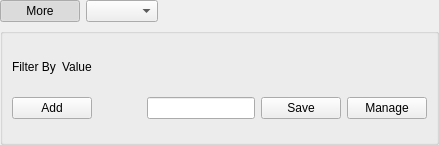
Old version of the form xtuple/trunk/widgets/parameterwidget.ui in the repository WooodHead/xtuple.
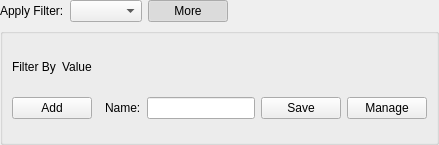
New version of the form. Custom widgets are drawn as their Qt base class.

Commit message: issue #10403:  Get filter management working on Mac/Linux environment.  More UI tweaks.

```diff
--- a/xtuple/trunk/widgets/parameterwidget.ui
+++ b/xtuple/trunk/widgets/parameterwidget.ui
@@ -16,6 +16,16 @@
    </property>
    <item row="0" column="0">
     <layout class="QHBoxLayout" name="_headerLayout">
+     <item>
+      <widget class="QLabel" name="_filterListLit">
+       <property name="text">
+        <string>Apply Filter:</string>
+       </property>
+      </widget>
+     </item>
+     <item>
+      <widget class="XComboBox" name="_filterList"/>
+     </item>
      <item>
       <widget class="QPushButton" name="_filterButton">
        <property name="text">
@@ -29,9 +39,6 @@
        </property>
       </widget>
      </item>
-     <item>
-      <widget class="XComboBox" name="_filterList"/>
-     </item>
      <item>
       <spacer name="_headerSpacer">
        <property name="orientation">
@@ -121,12 +128,19 @@
           </property>
           <property name="sizeHint" stdset="0">
            <size>
-            <width>40</width>
+            <width>0</width>
             <height>20</height>
            </size>
           </property>
          </spacer>
         </item>
+        <item>
+         <widget class="QLabel" name="_filterSetNameLit">
+          <property name="text">
+           <string>Name:</string>
+          </property>
+         </widget>
+        </item>
         <item>
          <widget class="QLineEdit" name="_filterSetName"/>
         </item>
```
The commit also changes 3 other files.
